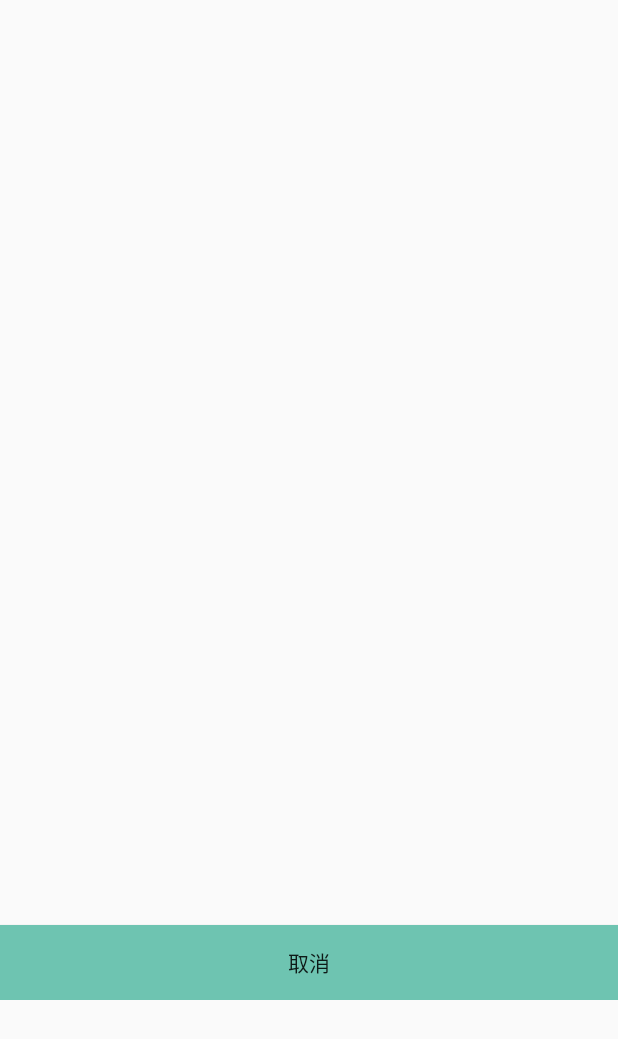
After one commit to Clinan/paperoncloud-android, an Android app: the layout voice_bill_detail_folder_popup_layout.xml on its own in the app's theme, with its tools: preview values and no code run, on a phone screen of 412 x 824 dp. The commit adds this screen. Shown: the top 1039 px of the screen. Run offline under Robolectric (Android 15) with nearby library versions, the phone set to English and light mode, and no system bars.

Commit message:
添加截图

```diff
--- a/app/src/main/AndroidManifest.xml
+++ b/app/src/main/AndroidManifest.xml
@@ -6,7 +6,7 @@
         android:name="org.litepal.LitePalApplication"
 
         android:allowBackup="true"
-        android:icon="@mipmap/ic_launcher"
+        android:icon="@drawable/logo2"
         android:label="@string/app_name"
         android:roundIcon="@drawable/logo2"
         android:supportsRtl="true"
--- /dev/null
+++ b/app/src/main/res/layout/voice_bill_detail_folder_popup_layout.xml
@@ -0,0 +1,29 @@
+<?xml version="1.0" encoding="utf-8"?>
+<RelativeLayout xmlns:android="http://schemas.android.com/apk/res/android"
+    android:layout_width="match_parent"
+    android:layout_height="match_parent">
+
+    <RelativeLayout
+        android:layout_width="match_parent"
+        android:layout_height="1000px"
+
+        android:orientation="vertical">
+
+        <android.support.v7.widget.RecyclerView
+            android:id="@+id/voice_bill_bill_folder_popup_recyclerView"
+            android:layout_width="match_parent"
+            android:layout_height="match_parent"
+            android:layout_marginBottom="50dp"
+            android:scrollbars="vertical"/>
+        <Button
+            android:id="@+id/close_popup_button"
+            android:layout_width="match_parent"
+            android:layout_height="50dp"
+            android:layout_alignParentBottom="true"
+            android:layout_alignParentStart="true"
+            android:background="@color/blue_one"
+            android:text="取消" />
+    </RelativeLayout>
+
+
+</RelativeLayout>
--- a/app/src/main/res/values/strings.xml
+++ b/app/src/main/res/values/strings.xml
@@ -1,5 +1,5 @@
 <resources>
-    <string name="app_name">paperoncloud</string>
+    <string name="app_name">Read AR</string>
     <string name="title_activity_voice">VoiceActivity</string>
     <string name="title_activity_history">HistoryActivity</string>
 </resources>
```
Also changed, not shown: app/src/main/java/com/quyue/paperoncloud/VoiceActivity.java (+4 -5 lines), app/src/main/java/com/quyue/paperoncloud/VoiceBillActivity.java (+92 -3 lines), app/src/main/java/com/quyue/paperoncloud/db/data/DataBaseConstants.java (+15 -8 lines), app/src/main/res/drawable/voice_bill_folder_popup_bg_selector.xml (added, +9 -0 lines), app/src/main/res/layout/voice_bill_folder_popup_layout.xml (+5 -3 lines), 7 other files.
